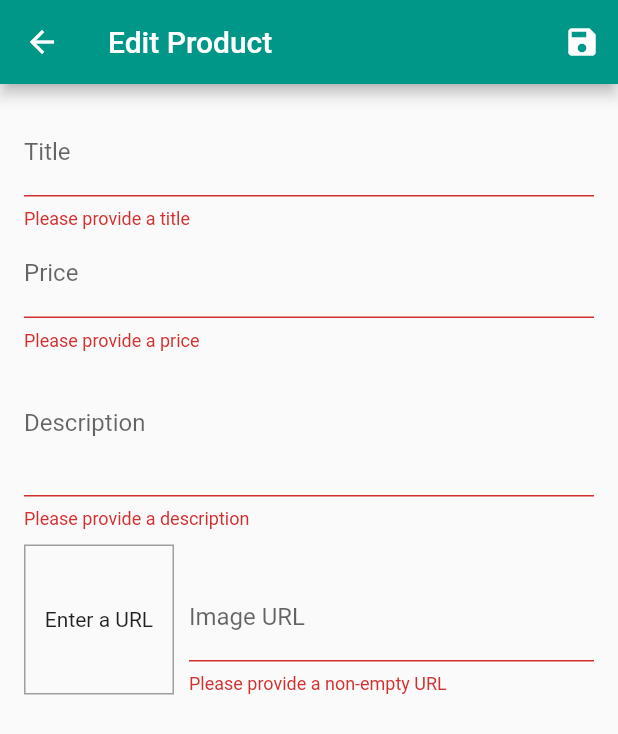
After one commit to alejoperez/flutter-example, a Flutter app: the EditProductScreen screen opened by its route, after a tap on the "save" icon, on a phone screen of 412 x 824 dp. The commit adds this screen. Shown: the top 734 px of the screen. Run offline on Flutter 3.47's test engine with Material 2 defaults, Android fonts, the phone set to English and light mode, and no system bars; network calls fail.

Commit message:
Http samples

```diff
--- a/lib/app/shop_app.dart
+++ b/lib/app/shop_app.dart
@@ -2,6 +2,8 @@ import 'package:flutter/material.dart';
 import 'package:flutterexample/providers/orders_provider.dart';
 import 'package:flutterexample/providers/shopping_cart_provider.dart';
 import 'package:flutterexample/shop/screens/cart_screen.dart';
+import 'package:flutterexample/shop/screens/edit_new_product_screen.dart';
+import 'package:flutterexample/shop/screens/manage_product_screen.dart';
 import 'package:flutterexample/shop/screens/orders_screen.dart';
 import 'package:provider/provider.dart';
 import 'package:flutterexample/shop/screens/product_detail_screen.dart';
@@ -23,6 +25,8 @@ class ShopApp extends StatelessWidget {
           ProductDetailScreen.ROUTE_NAME: (_) => ProductDetailScreen(),
           CartScreen.ROUTE_NAME: (_) => CartScreen(),
           OrdersScreen.ROUTE_NAME: (_) => OrdersScreen(),
+          ManageProductScreen.ROUTE_NAME: (_) => ManageProductScreen(),
+          EditProductScreen.ROUTE_NAME: (_) => EditProductScreen(),
         },
         theme: ThemeData(primarySwatch: Colors.teal, accentColor: Colors.amber),
       ),
--- /dev/null
+++ b/lib/domain/http_exception.dart
@@ -0,0 +1,8 @@
+class HttpException implements Exception {
+  final String message;
+
+  HttpException(this.message);
+
+  @override
+  String toString() => message;
+}
--- a/lib/providers/product_list_provider.dart
+++ b/lib/providers/product_list_provider.dart
@@ -1,5 +1,8 @@
 import 'package:flutter/material.dart';
+import 'package:flutterexample/domain/http_exception.dart';
 import 'package:flutterexample/providers/product_provider.dart';
+import 'package:http/http.dart' as http;
+import 'dart:convert';
 
 class ProductListProvider with ChangeNotifier {
   List<Product> _products = [
@@ -45,10 +48,98 @@ class ProductListProvider with ChangeNotifier {
     return _products.where((product) => product.isFavorite).toList();
   }
 
-  void addProduct() {
-//    _items.add(value);
-    notifyListeners();
+  Future<void> fetchProducts() async {
+    try {
+      const url = "https://test-pn-4be48.firebaseio.com/products.json";
+      final response = await http.get(url);
+      final decodedData = json.decode(response.body) as Map<String, dynamic>;
+      final List<Product> products = [];
+
+      if (decodedData != null) {
+        decodedData.forEach((id, data) {
+          products.add(Product(
+            id: id,
+            title: data["title"],
+            description: data["description"],
+            price: data["price"],
+            imageUrl: data["imageUrl"],
+            isFavorite: data["isFavorite"],
+          ));
+        });
+      }
+
+      _products = products;
+      notifyListeners();
+    } catch (error) {
+      throw error;
+    }
   }
 
-  Product findById(String id) => _products.firstWhere((product) => product.id == id);
+  Future<void> addProduct(Product product) async {
+    try {
+      const url = "https://test-pn-4be48.firebaseio.com/products.json";
+      final response = await http.post(url,
+          body: json.encode({
+            "title": product.title,
+            "description": product.description,
+            "price": product.price,
+            "imageUrl": product.imageUrl,
+            "isFavorite": product.isFavorite
+          }));
+      final newProduct = Product(
+        id: json.decode(response.body)["name"],
+        title: product.title,
+        description: product.description,
+        imageUrl: product.imageUrl,
+        price: product.price,
+      );
+      _products.insert(0, newProduct);
+      notifyListeners();
+    } catch (error) {
+      throw error;
+    }
+  }
+
+  Future<void> updateProduct(Product product) async {
+    try {
+      final index = _products.indexWhere((p) => p.id == product.id);
+      if (index >= 0) {
+        final url =
+            "https://test-pn-4be48.firebaseio.com/products/${product.id}.json";
+        await http.patch(url,
+            body: json.encode({
+              "title": product.title,
+              "description": product.description,
+              "price": product.price,
+              "imageUrl": product.imageUrl
+            }));
+
+        _products[index] = product;
+        notifyListeners();
+      }
+    } catch (error) {
+      throw error;
+    }
+  }
+
+  Future<void> deleteProduct(String id) async {
+    final existingIndex = _products.indexWhere((p) => p.id == id);
+    var existingProduct = _products[existingIndex];
+    _products.removeAt(existingIndex);
+    notifyListeners();
+
+    final url = "https://test-pn-4be48.firebaseio.com/products/$id.json";
+    final response = await http.delete(url);
+
+    if (response.statusCode >= 400) {
+      _products.insert(existingIndex, existingProduct);
+      notifyListeners();
+      throw HttpException("Could not load products");
+    } else {
+      existingProduct = null;
+    }
+  }
+
+  Product findById(String id) =>
+      _products.firstWhere((product) => product.id == id);
 }
--- /dev/null
+++ b/lib/shop/screens/edit_new_product_screen.dart
@@ -0,0 +1,277 @@
+import 'package:flutter/material.dart';
+import 'package:flutterexample/providers/product_provider.dart';
+import 'package:flutterexample/providers/product_list_provider.dart';
+import 'package:provider/provider.dart';
+
+class EditProductScreen extends StatefulWidget {
+  static const ROUTE_NAME = "/edit-product";
+
+  @override
+  _EditProductScreenState createState() => _EditProductScreenState();
+}
+
+class _EditProductScreenState extends State<EditProductScreen> {
+  final _priceFocusNode = FocusNode();
+  final _descriptionFocusNode = FocusNode();
+  final _imageUrlFocusNode = FocusNode();
+  final _imageUrlController = TextEditingController();
+  final _form = GlobalKey<FormState>();
+  var _editedProduct =
+      Product(id: "", title: "", price: 0, description: "", imageUrl: "");
+  var _isInitProductLoaded = false;
+  var _isLoading = false;
+  var _initValues = {
+    "title": "",
+    "description": "",
+    "price": "",
+    "imageUrl": "",
+  };
+
+  @override
+  void initState() {
+    super.initState();
+    _imageUrlFocusNode.addListener(_updateImageUrl);
+  }
+
+  @override
+  void didChangeDependencies() {
+    super.didChangeDependencies();
+    if (!_isInitProductLoaded) {
+      final String productId = ModalRoute.of(context).settings.arguments;
+      if (productId != null) {
+        _editedProduct =
+            Provider.of<ProductListProvider>(context, listen: false)
+                .findById(productId);
+        _initValues = {
+          "title": _editedProduct.title,
+          "description": _editedProduct.description,
+          "price": _editedProduct.price.toString()
+        };
+        _imageUrlController.text = _editedProduct.imageUrl;
+      }
+      _isInitProductLoaded = false;
+    }
+  }
+
+  void _updateImageUrl() {
+    if (!_imageUrlFocusNode.hasFocus) {
+      if (_imageUrlController.text.isEmpty) {
+        return;
+      }
+      if (!_imageUrlController.text.startsWith("http")) {
+        return;
+      }
+      if (!_imageUrlController.text.endsWith(".jpg") &&
+          !_imageUrlController.text.endsWith(".jpeg") &&
+          !_imageUrlController.text.endsWith(".png")) {
+        return;
+      }
+      setState(() {});
+    }
+  }
+
+  @override
+  void dispose() {
+    super.dispose();
+    _priceFocusNode.dispose();
+    _descriptionFocusNode.dispose();
+
+    _imageUrlFocusNode.removeListener(_updateImageUrl);
+    _imageUrlFocusNode.dispose();
+
+    _imageUrlController.dispose();
+  }
+
+  void _saveForm() async {
+    if (_form.currentState.validate()) {
+      _form.currentState.save();
+
+      setState(() { _isLoading = true; });
+
+      if (_editedProduct.id.isEmpty) {
+        try {
+          await Provider.of<ProductListProvider>(context, listen: false).addProduct(_editedProduct);
+        } catch (error) {
+          await showDialog<Null>(
+              context: context,
+              builder: (ctx) => AlertDialog(
+                    title: Text("Error"),
+                    content: Text(error.toString()),
+                    actions: [
+                      FlatButton(
+                        child: Text("Ok"),
+                        onPressed: () {
+                          Navigator.of(ctx).pop();
+                        },
+                      )
+                    ],
+                  ));
+        }
+      } else {
+        await Provider.of<ProductListProvider>(context, listen: false).updateProduct(_editedProduct);
+      }
+
+      setState(() {
+        _isLoading = false;
+      });
+      Navigator.of(context).pop();
+
+    }
+  }
+
+  @override
+  Widget build(BuildContext context) {
+    return Scaffold(
+      appBar: AppBar(
+        title: Text("Edit Product"),
+        actions: [
+          IconButton(
+            icon: Icon(Icons.save),
+            onPressed: () {
+              _saveForm();
+            },
+          )
+        ],
+      ),
+      body: _isLoading
+          ? Center(child: CircularProgressIndicator())
+          : Padding(
+              padding: const EdgeInsets.all(16),
+              child: Form(
+                key: _form,
+                child: SingleChildScrollView(
+                  child: Column(
+                    children: [
+                      TextFormField(
+                        initialValue: _initValues["title"],
+                        decoration: InputDecoration(labelText: "Title"),
+                        textInputAction: TextInputAction.next,
+                        onFieldSubmitted: (_) => FocusScope.of(context)
+                            .requestFocus(_priceFocusNode),
+                        onSaved: (value) {
+                          _editedProduct = Product(
+                              id: _editedProduct.id,
+                              title: value,
+                              description: _editedProduct.description,
+                              price: _editedProduct.price,
+                              imageUrl: _editedProduct.imageUrl,
+                              isFavorite: _editedProduct.isFavorite);
+                        },
+                        validator: (value) =>
+                            value.isEmpty ? "Please provide a title" : null,
+                      ),
+                      TextFormField(
+                          initialValue: _initValues["price"],
+                          decoration: InputDecoration(labelText: "Price"),
+                          keyboardType: TextInputType.number,
+                          textInputAction: TextInputAction.next,
+                          focusNode: _priceFocusNode,
+                          onFieldSubmitted: (_) => FocusScope.of(context)
+                              .requestFocus(_descriptionFocusNode),
+                          onSaved: (value) {
+                            _editedProduct = Product(
+                                id: _editedProduct.id,
+                                title: _editedProduct.title,
+                                description: _editedProduct.description,
+                                price: double.tryParse(value),
+                                imageUrl: _editedProduct.imageUrl,
+                                isFavorite: _editedProduct.isFavorite);
+                          },
+                          validator: (value) {
+                            if (value.isEmpty) {
+                              return "Please provide a price";
+                            }
+                            if (double.tryParse(value) == null) {
+                              return "Please provide a valid price";
+                            }
+                            if (double.parse(value) <= 0) {
+                              return "Please provide a price greater than zero";
+                            }
+                            return null;
+                          }),
+                      TextFormField(
+                        initialValue: _initValues["description"],
+                        decoration: InputDecoration(labelText: "Description"),
+                        maxLines: 3,
+                        keyboardType: TextInputType.multiline,
+                        focusNode: _descriptionFocusNode,
+                        onSaved: (value) {
+                          _editedProduct = Product(
+                              id: _editedProduct.id,
+                              title: _editedProduct.title,
+                              description: value,
+                              price: _editedProduct.price,
+                              imageUrl: _editedProduct.imageUrl,
+                              isFavorite: _editedProduct.isFavorite);
+                        },
+                        validator: (value) => value.isEmpty
+                            ? "Please provide a description"
+                            : null,
+                      ),
+                      SizedBox(height: 10),
+                      Row(
+                        crossAxisAlignment: CrossAxisAlignment.end,
+                        children: [
+                          Container(
+                            width: 100,
+                            height: 100,
+                            decoration: BoxDecoration(
+                                border:
+                                    Border.all(width: 1, color: Colors.grey)),
+                            child: _imageUrlController.text.isEmpty
+                                ? Center(
+                                    child: Text(
+                                    "Enter a URL",
+                                    textAlign: TextAlign.center,
+                                  ))
+                                : FittedBox(
+                                    child: Image.network(
+                                        _imageUrlController.text,
+                                        fit: BoxFit.cover)),
+                          ),
+                          SizedBox(width: 10),
+                          Expanded(
+                            child: TextFormField(
+                                decoration:
+                                    InputDecoration(labelText: "Image URL"),
+                                keyboardType: TextInputType.url,
+                                textInputAction: TextInputAction.done,
+                                controller: _imageUrlController,
+                                focusNode: _imageUrlFocusNode,
+                                onFieldSubmitted: (_) {
+                                  _saveForm();
+                                },
+                                onSaved: (value) {
+                                  _editedProduct = Product(
+                                      id: _editedProduct.id,
+                                      title: _editedProduct.title,
+                                      description: _editedProduct.description,
+                                      price: _editedProduct.price,
+                                      imageUrl: value,
+                                      isFavorite: _editedProduct.isFavorite);
+                                },
+                                validator: (value) {
+                                  if (value.isEmpty) {
+                                    return "Please provide a non-empty URL";
+                                  }
+                                  if (!value.startsWith("http")) {
+                                    return "Please provide a valid URL";
+                                  }
+                                  if (!value.endsWith(".jpg") &&
+                                      !value.endsWith(".jpeg") &&
+                                      !value.endsWith(".png")) {
+                                    return "Please provide a valid URL";
+                                  }
+                                  return null;
+                                }),
+                          )
+                        ],
+                      )
+                    ],
+                  ),
+                ),
+              ),
+            ),
+    );
+  }
+}
--- a/lib/shop/widgets/shop_drawer.dart
+++ b/lib/shop/widgets/shop_drawer.dart
@@ -1,4 +1,5 @@
 import 'package:flutter/material.dart';
+import 'package:flutterexample/shop/screens/manage_product_screen.dart';
 import 'package:flutterexample/shop/screens/orders_screen.dart';
 
 class ShopDrawer extends StatelessWidget {
@@ -16,11 +17,20 @@ class ShopDrawer extends StatelessWidget {
               Navigator.of(context).pushReplacementNamed("/");
             },
           ),
+          Divider(),
           ListTile(
             leading: Icon(Icons.payment),
             title: Text("Orders"),
             onTap: () {
               Navigator.of(context).pushReplacementNamed(OrdersScreen.ROUTE_NAME);
+            },
+          ),
+          Divider(),
+          ListTile(
+            leading: Icon(Icons.edit),
+            title: Text("Manage Products"),
+            onTap: () {
+              Navigator.of(context).pushReplacementNamed(ManageProductScreen.ROUTE_NAME);
             },
           )
         ],
--- a/pubspec.yaml
+++ b/pubspec.yaml
@@ -29,8 +29,8 @@ dev_dependencies:
     sdk: flutter
 
   intl: ^0.16.1
-
   provider: ^4.0.5+1
+  http: ^0.12.1
 
 
 # For information on the generic Dart part of this file, see the
```
Also changed, not shown: lib/providers/product_provider.dart (+23 -2 lines), lib/providers/shopping_cart_provider.dart (+17 -1 lines), lib/shop/screens/manage_product_screen.dart (added, +46 -0 lines), lib/shop/screens/products_overview_screen.dart (+24 -1 lines), lib/shop/widgets/cart_item_view.dart (+25 -2 lines), lib/shop/widgets/manage_product_item_view.dart (added, +52 -0 lines), lib/shop/widgets/product_item_view.dart (+13 -2 lines), pubspec.lock.
